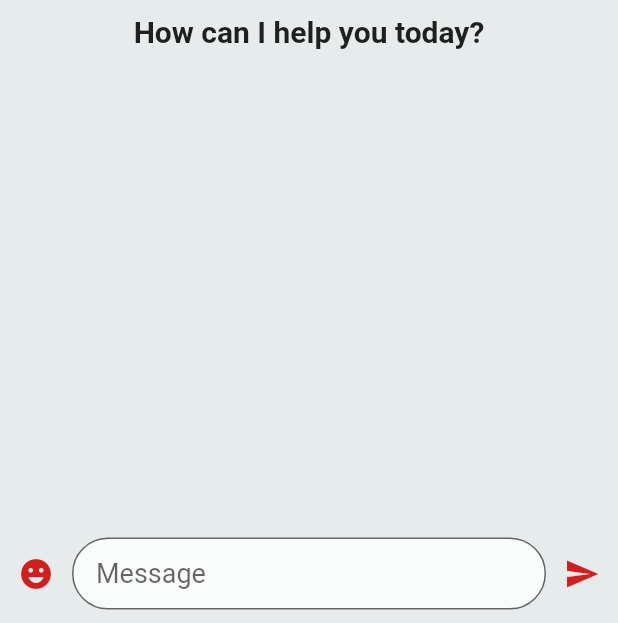
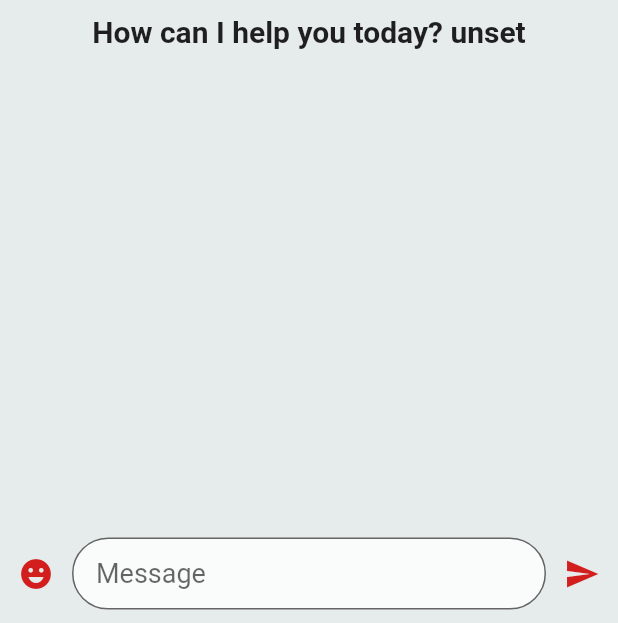
Before and after one commit to Dat-TG/ChatGPT, a Flutter app: the screen it shows after launch, on a phone screen of 412 x 824 dp, the part 613-1236 px from its top. Run offline on Flutter 3.47's test engine with Material 2 defaults, Android fonts, the phone set to English and light mode, and no system bars; our stand-ins replace another_flushbar, dio, emoji_picker_flutter, event_bus, flutter_dotenv, flutter_mobx and 10 more; missing offline and left inert: dart:ffi, material_dialog, xxtea; generated files the repository leaves out were written again; statements that could not run were skipped.

```diff
--- a/lib/main.dart
+++ b/lib/main.dart
@@ -4,11 +4,13 @@ import 'package:boilerplate/di/service_locator.dart';
 import 'package:boilerplate/presentation/my_app.dart';
 import 'package:flutter/material.dart';
 import 'package:flutter/services.dart';
+import 'package:flutter_dotenv/flutter_dotenv.dart';
 
 Future<void> main() async {
   WidgetsFlutterBinding.ensureInitialized();
   await setPreferredOrientations();
   await ServiceLocator.configureDependencies();
+  await dotenv.load(fileName: '.env');
   runApp(MyApp());
 }
 
--- a/lib/presentation/new_chat/new_chat_screen.dart
+++ b/lib/presentation/new_chat/new_chat_screen.dart
@@ -1,5 +1,6 @@
 import 'package:boilerplate/core/widgets/chat_input.dart';
 import 'package:flutter/material.dart';
+import 'package:flutter_dotenv/flutter_dotenv.dart';
 import 'package:flutter_svg/flutter_svg.dart';
 
 class NewChatScreen extends StatefulWidget {
@@ -43,7 +44,7 @@ class _NewChatScreenState extends State<NewChatScreen> {
                     height: 10,
                   ),
                   Text(
-                    'How can I help you today?',
+                    'How can I help you today? ${dotenv.env['OPEN_API_ACCESS_KEY']}',
                     style: Theme.of(context).textTheme.titleLarge,
                   ),
                 ],
```
Also changed, not shown: pubspec.yaml (+13 -13 lines), 1 other file.
